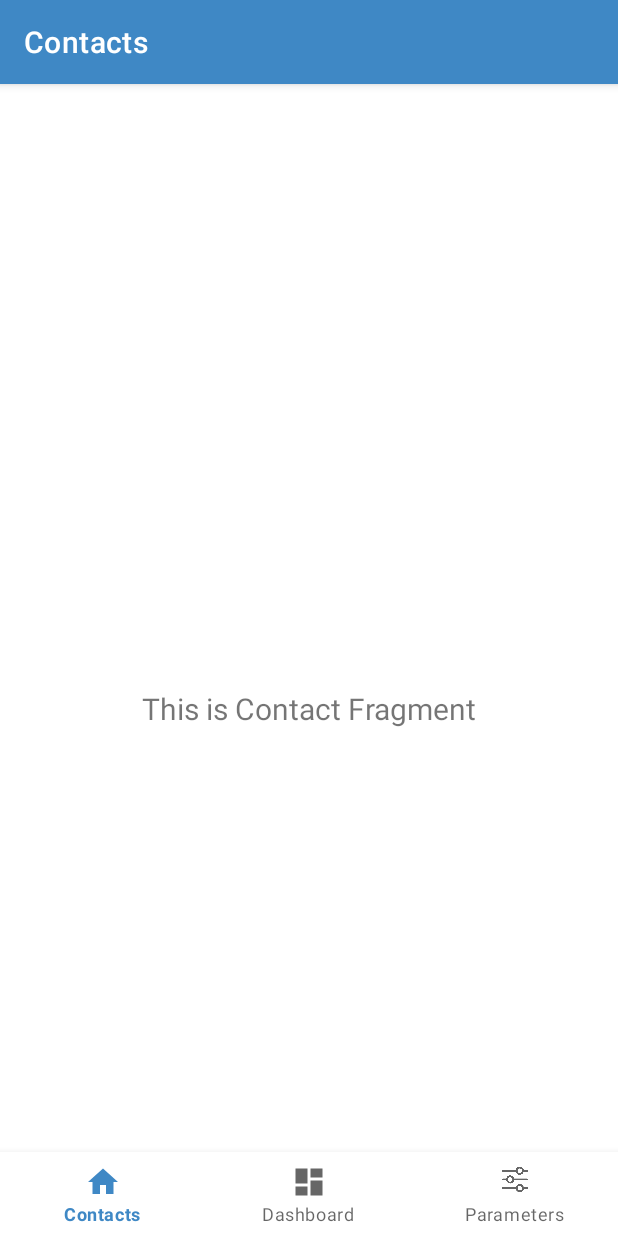
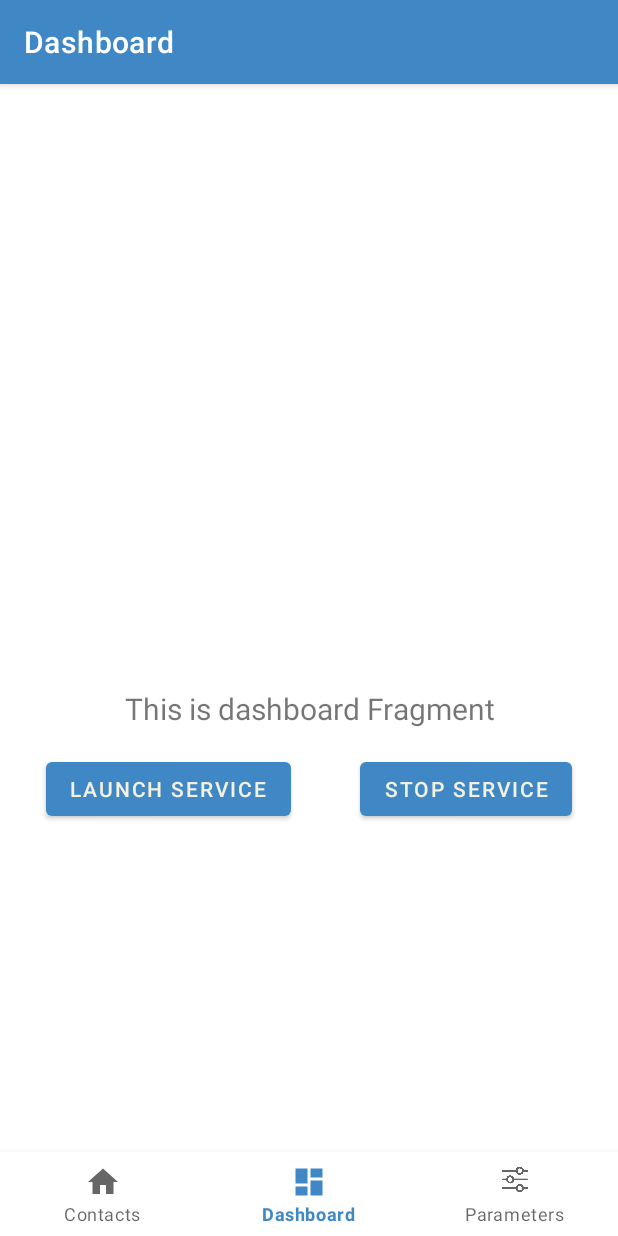
Before and after one commit to Eratosteme/ChiOuaOua, an Android app: the screen it shows after launch (MainActivity), on a phone screen of 412 x 824 dp. Run offline under Robolectric (Android 15) with nearby library versions, the phone set to English and light mode, and no system bars; our stand-ins replace navigation-ui.

Commit message:
Primary page daxhboard

```diff
--- a/app/src/main/res/navigation/mobile_navigation.xml
+++ b/app/src/main/res/navigation/mobile_navigation.xml
@@ -3,7 +3,7 @@
     xmlns:app="http://schemas.android.com/apk/res-auto"
     xmlns:tools="http://schemas.android.com/tools"
     android:id="@+id/mobile_navigation"
-    app:startDestination="@+id/navigation_contact">
+    app:startDestination="@id/navigation_dashboard">
 
     <fragment
         android:id="@+id/navigation_contact"
```
